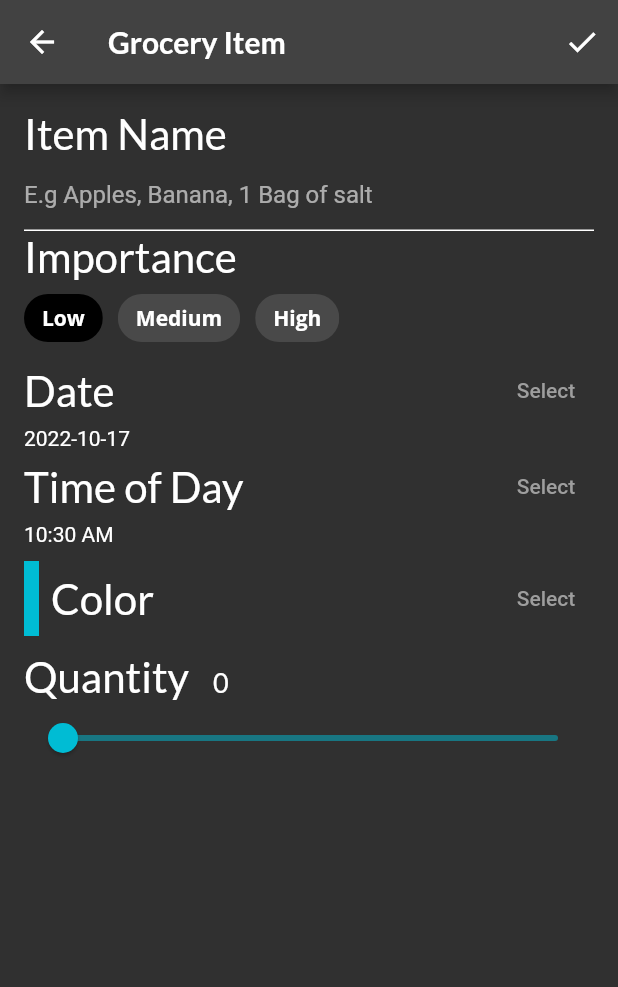
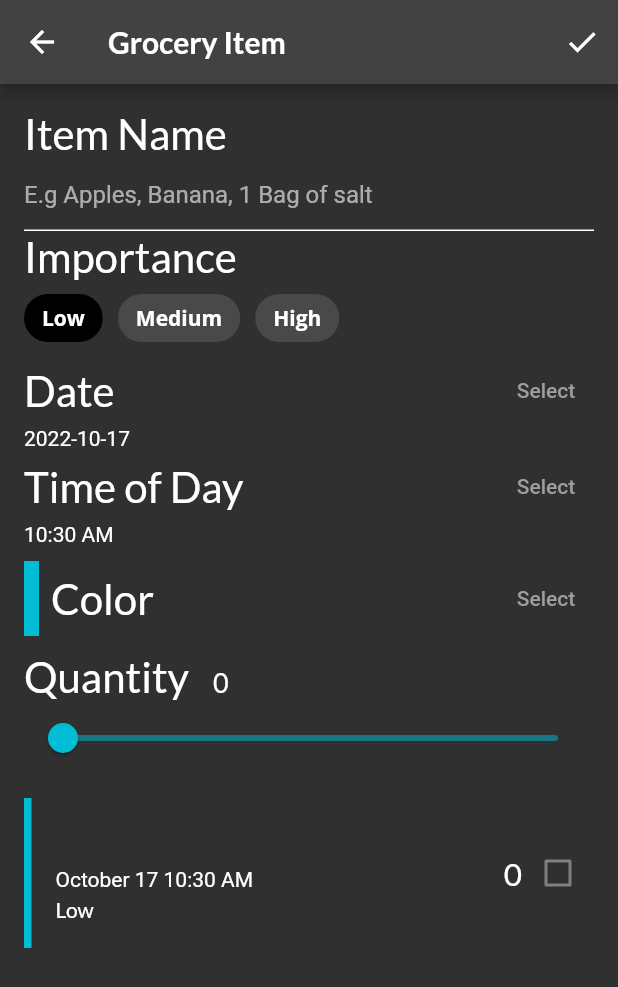
Before and after one commit to aribyusronha/fooderlich, a Flutter app: the GroceryItemScreen screen opened directly, after a tap on the "check" icon, on a phone screen of 412 x 824 dp. Shown: the top 987 px of the screen. Run offline on Flutter 3.47's test engine with Material 2 defaults, Android fonts, the phone set to English and light mode, and no system bars; our stand-ins replace flutter_colorpicker, google_fonts.

Commit message:
Modul Praktikum 6 - Finished :)

```diff
--- /dev/null
+++ b/lib/components/grocery_tile.dart
@@ -0,0 +1,103 @@
+import 'package:flutter/material.dart';
+import 'package:google_fonts/google_fonts.dart';
+import 'package:intl/intl.dart';
+import '../models/grocery_item.dart';
+
+class GroceryTile extends StatelessWidget {
+  final GroceryItem item;
+  final Function(bool?)? onComplete;
+  final TextDecoration textDecoration;
+
+  GroceryTile({Key? key, required this.item, this.onComplete})
+      : textDecoration =
+            item.isComplete! ? TextDecoration.lineThrough : TextDecoration.none,
+        super(key: key);
+
+  Widget buildImportance() {
+    if (item.importance == Importance.low) {
+      return Text('Low', style: GoogleFonts.lato(decoration: textDecoration));
+    } else if (item.importance == Importance.medium) {
+      return Text('Medium',
+          style: GoogleFonts.lato(
+              fontWeight: FontWeight.w800, decoration: textDecoration));
+    } else if (item.importance == Importance.high) {
+      return Text(
+        'High',
+        style: GoogleFonts.lato(
+          color: Colors.red,
+          fontWeight: FontWeight.w900,
+          decoration: textDecoration,
+        ),
+      );
+    } else {
+      throw Exception('This importance type does not exist');
+    }
+  }
+
+  Widget buildDate() {
+    final dateFormatter = DateFormat('MMMM dd h:mm a');
+    final dateString = dateFormatter.format(item.date!);
+    return Text(
+      dateString,
+      style: TextStyle(decoration: textDecoration),
+    );
+  }
+
+  Widget buildCheckbox() {
+    return Checkbox(
+      value: item.isComplete,
+      onChanged: onComplete,
+    );
+  }
+
+  @override
+  Widget build(BuildContext context) {
+    return Container(
+      height: 100.0,
+      child: Row(
+        mainAxisAlignment: MainAxisAlignment.spaceBetween,
+        children: [
+          Row(
+            children: [
+              // 2
+              Container(width: 5.0, color: item.color),
+              // 3
+              const SizedBox(width: 16.0),
+              // 4
+              Column(
+                mainAxisAlignment: MainAxisAlignment.center,
+                crossAxisAlignment: CrossAxisAlignment.start,
+                children: [
+                  // 5
+                  Text(
+                    item.name!,
+                    style: GoogleFonts.lato(
+                        decoration: textDecoration,
+                        fontSize: 21.0,
+                        fontWeight: FontWeight.bold),
+                  ),
+                  const SizedBox(height: 4.0),
+                  buildDate(),
+                  const SizedBox(height: 4.0),
+                  buildImportance(),
+                ],
+              ),
+            ],
+          ),
+          Row(
+            children: [
+              // 7
+              Text(
+                item.quantity.toString(),
+                style: GoogleFonts.lato(
+                    decoration: textDecoration, fontSize: 21.0),
+              ),
+              // 8
+              buildCheckbox(),
+            ],
+          ),
+        ],
+      ),
+    );
+  }
+}
--- a/lib/home.dart
+++ b/lib/home.dart
@@ -43,7 +43,7 @@ class _HomeState extends State<Home>{
                     style: Theme.of(context).textTheme.headline1,
                 ),
             ),
-            body: pages[tabManager.selectedTab],
+            body: IndexedStack(index: tabManager.selectedTab, children: pages),
             bottomNavigationBar: BottomNavigationBar(
                 unselectedItemColor: Colors.blueGrey,
                 selectedItemColor: Colors.cyan,
--- a/lib/models/grocery_item.dart
+++ b/lib/models/grocery_item.dart
@@ -7,7 +7,7 @@ enum Importance {
 }
 
 class GroceryItem {
-    final String? id;
+    final String id;
     final String? name;
     final Importance? importance;
     final Color? color;
@@ -16,7 +16,7 @@ class GroceryItem {
     final bool? isComplete;
 
     GroceryItem({
-        this.id,
+        required this.id,
         this.name,
         this.importance,
         this.color,
--- a/lib/screens/grocery_item_screen.dart
+++ b/lib/screens/grocery_item_screen.dart
@@ -3,6 +3,7 @@ import 'package:google_fonts/google_fonts.dart';
 import 'package:flutter_colorpicker/flutter_colorpicker.dart';
 import 'package:intl/intl.dart';
 import 'package:uuid/uuid.dart';
+import '../components/grocery_tile.dart';
 import '../models/models.dart';
 
 class GroceryItemScreen extends StatefulWidget {
@@ -164,6 +165,11 @@ class _GroceryItemScreenState extends State<GroceryItemScreen> {
                                     firstDate: currentDate,
                                     lastDate: DateTime(currentDate.year + 5),
                                 );
+                                setState(() {
+                                    if (selectedDate != null) {
+                                        _dueDate = selectedDate;
+                                    }
+                                });
                             },
                             child: Text('Select')
                         )
@@ -302,7 +308,19 @@ class _GroceryItemScreenState extends State<GroceryItemScreen> {
                 actions: [
                     IconButton(
                         onPressed: (){
-
+                            final groceryItem = GroceryItem(
+                                id: widget.originalItem?.id ?? const Uuid().v1(),
+                                name: _nameController.text,
+                                importance: _importance,
+                                color: _currentColor,
+                                quantity: _currentSliderValue,
+                                date: DateTime(_dueDate.year, _dueDate.month,
+                                                _dueDate.day, _timeOfDay.hour, _timeOfDay.minute,),);
+                                if (widget.isUpdating) {
+                                    widget.onUpdate!(groceryItem);
+                                } else {
+                                    widget.onCreate!(groceryItem);
+                                }
                         },
                         icon: const Icon(Icons.check),
                     )
@@ -324,6 +342,17 @@ class _GroceryItemScreenState extends State<GroceryItemScreen> {
                         buildColorPicker(context),
                         const SizedBox(height: 10.0),
                         buildQuantityField(),
+                        const SizedBox(height: 16),
+                        GroceryTile(
+                            item: GroceryItem(
+                                id: const Uuid().v1(),
+                                name: _name,
+                                importance: _importance,
+                                color: _currentColor,
+                                quantity: _currentSliderValue,
+                                date: DateTime(_dueDate.year, _dueDate.month, _dueDate.day,_timeOfDay.hour, _timeOfDay.minute,)
+                            ),
+                        )
                     ],
                 ),
             ),
--- a/lib/screens/grocery_screen.dart
+++ b/lib/screens/grocery_screen.dart
@@ -4,6 +4,7 @@ import 'package:fooderlich/screens/empty_grocery_screen.dart';
 import 'package:provider/provider.dart';
 import '../models/models.dart';
 import 'grocery_item_screen.dart';
+import 'grocery_list_screen.dart';
 
 class GroceryScreen extends StatelessWidget{
   const GroceryScreen({super.key});
@@ -12,10 +13,10 @@ class GroceryScreen extends StatelessWidget{
         return Consumer<GroceryManager>(
             builder: (context, manager, child) {
                 if (manager.groceryItems.isNotEmpty){
-                return Container();
+                    return GroceryListScreen(manager: manager);
                 }
                 else {
-                return const EmptyGroceryScreen();
+                    return const EmptyGroceryScreen();
                 }
             }
         );
@@ -26,6 +27,7 @@ class GroceryScreen extends StatelessWidget{
   Widget build(BuildContext context) {
     return Scaffold(
         floatingActionButton: FloatingActionButton(
+            backgroundColor: Colors.cyan,
             onPressed: () {
                 final manager = Provider.of<GroceryManager>(
                 context,
```
Also changed, not shown: lib/screens/grocery_list_screen.dart (added, +62 -0 lines).
